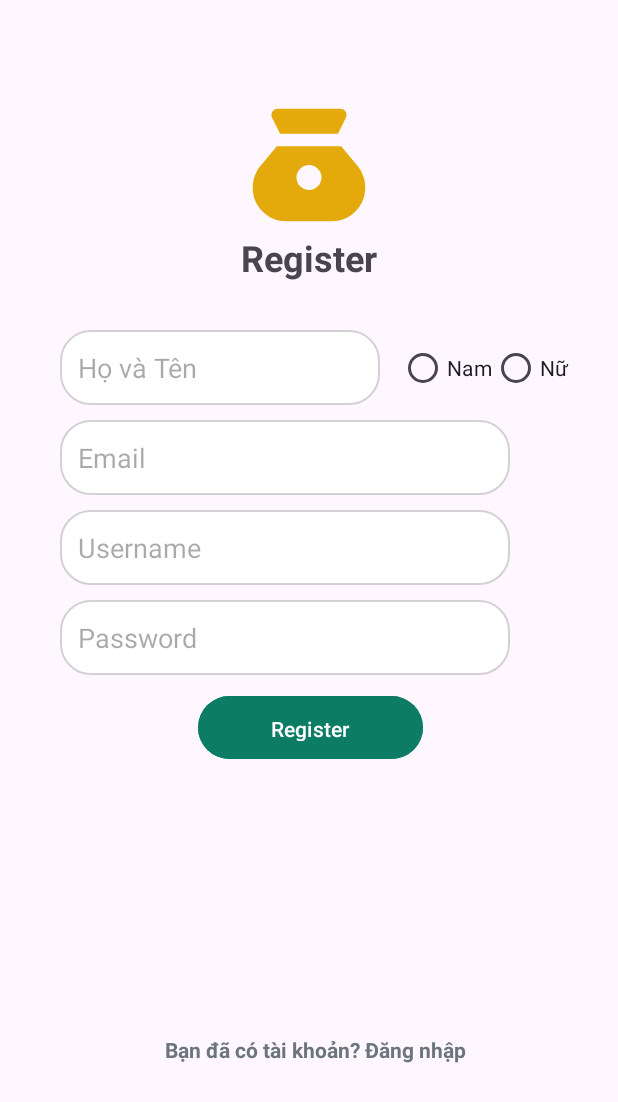
After one commit to nghieu19/My-Money, an Android app: the layout activity_register.xml on its own in the app's theme, with its tools: preview values and no code run, on a phone screen of 412 x 824 dp. The commit adds this screen. Shown: the top 1102 px of the screen. Run offline under Robolectric (Android 15) with nearby library versions, the phone set to English and light mode, and no system bars.

Commit message:
Thêm và chỉnh sửa màn hình Login, Register + cập nhật màu

```diff
--- /dev/null
+++ b/app/src/main/res/layout/activity_register.xml
@@ -0,0 +1,141 @@
+<?xml version="1.0" encoding="utf-8"?>
+<androidx.constraintlayout.widget.ConstraintLayout xmlns:android="http://schemas.android.com/apk/res/android"
+    xmlns:tools="http://schemas.android.com/tools"
+    android:layout_width="match_parent"
+    android:layout_height="match_parent"
+    xmlns:app="http://schemas.android.com/apk/res-auto"
+    android:fillViewport="true"
+    android:padding="20dp">
+
+
+    <!-- Giới tính -->
+
+    <ImageView
+        android:id="@+id/imgLogo"
+        android:layout_width="100dp"
+        android:layout_height="100dp"
+        android:contentDescription="Logo"
+        android:src="@drawable/ic_money_bag"
+        app:layout_constraintTop_toTopOf="parent"
+        app:layout_constraintStart_toStartOf="parent"
+        app:layout_constraintEnd_toEndOf="parent"
+        android:layout_marginTop="40dp" />
+
+    <TextView
+        android:id="@+id/txtTitle"
+        android:layout_width="wrap_content"
+        android:layout_height="wrap_content"
+        android:text="Register"
+        android:textSize="24sp"
+        android:textStyle="bold"
+        app:layout_constraintTop_toTopOf="parent"
+        app:layout_constraintStart_toStartOf="parent"
+        app:layout_constraintEnd_toEndOf="parent"
+        android:layout_marginTop="135dp"/>
+
+    <EditText
+        android:id="@+id/etFullName"
+        android:layout_width="213dp"
+        android:layout_height="50dp"
+        android:background="@drawable/search_background"
+        android:hint="Họ và Tên"
+        android:padding="12dp"
+        app:layout_constraintTop_toTopOf="parent"
+        app:layout_constraintStart_toStartOf="parent"
+        android:layout_marginTop="200dp"
+        android:layout_marginLeft="20dp"/>
+
+    <EditText
+        android:id="@+id/etEmail"
+        android:layout_width="300dp"
+        android:layout_height="50dp"
+        android:background="@drawable/search_background"
+        android:hint="Email"
+        android:inputType="textEmailAddress"
+        android:padding="12dp"
+        app:layout_constraintTop_toTopOf="parent"
+        app:layout_constraintStart_toStartOf="parent"
+        android:layout_marginTop="260dp"
+        android:layout_marginLeft="20dp"/> />
+
+
+    <EditText
+        android:id="@+id/etUsername"
+        android:layout_width="300dp"
+        android:layout_height="50dp"
+        android:background="@drawable/search_background"
+        android:hint="Username"
+        android:inputType="text"
+        android:padding="12dp"
+        app:layout_constraintTop_toTopOf="parent"
+        app:layout_constraintStart_toStartOf="parent"
+        android:layout_marginTop="320dp"
+        android:layout_marginLeft="20dp"/> />
+
+    <EditText
+        android:id="@+id/etPassword"
+        android:layout_width="300dp"
+        android:layout_height="50dp"
+        android:background="@drawable/search_background"
+        android:hint="Password"
+        android:inputType="textPassword"
+        android:padding="12dp"
+        app:layout_constraintTop_toTopOf="parent"
+        app:layout_constraintStart_toStartOf="parent"
+        android:layout_marginTop="380dp"
+        android:layout_marginLeft="20dp"/>/>
+
+    <Button
+        android:id="@+id/btnRegister"
+        android:layout_width="150dp"
+        android:layout_height="50dp"
+        android:backgroundTint="@color/primary_green"
+        android:padding="12dp"
+        android:text="Register"
+        android:textColor="@android:color/white"
+        app:layout_constraintTop_toTopOf="parent"
+        app:layout_constraintEnd_toEndOf="parent"
+        app:layout_constraintStart_toStartOf="parent"
+        android:layout_marginTop="440dp"
+        android:layout_marginLeft="2dp"/> />
+
+    <RadioGroup
+        android:id="@+id/rgGender"
+        android:layout_width="wrap_content"
+        android:layout_height="wrap_content"
+        android:orientation="horizontal"
+        app:layout_constraintTop_toTopOf="@+id/etFullName"
+        app:layout_constraintBottom_toBottomOf="@+id/etFullName"
+        app:layout_constraintStart_toEndOf="@+id/etFullName"
+        app:layout_constraintEnd_toEndOf="parent">
+
+        <RadioButton
+            android:id="@+id/rbMale"
+            android:layout_width="wrap_content"
+            android:layout_height="wrap_content"
+            android:text="Nam" />
+
+        <RadioButton
+            android:id="@+id/rbFemale"
+            android:layout_width="wrap_content"
+            android:layout_height="wrap_content"
+            android:text="Nữ" />
+    </RadioGroup>
+
+
+    <TextView
+        android:id="@+id/tvLoginLink"
+        android:layout_width="wrap_content"
+        android:layout_height="wrap_content"
+        android:clickable="true"
+        android:focusable="true"
+        android:text="Bạn đã có tài khoản? Đăng nhập"
+        android:textColor="@color/text_secondary"
+        android:textStyle="bold"
+        app:layout_constraintTop_toTopOf="parent"
+        app:layout_constraintStart_toStartOf="parent"
+        android:layout_marginTop="670dp"
+        android:layout_marginLeft="90dp"/> />
+
+
+</androidx.constraintlayout.widget.ConstraintLayout>
--- a/app/src/main/res/values/colors.xml
+++ b/app/src/main/res/values/colors.xml
@@ -2,11 +2,13 @@
 <resources>
     <color name="black">#FF000000</color>
     <color name="white">#FFFFFFFF</color>
+    <color name="yellow">#FFFF00</color>
 
     <!-- Main theme colors -->
     <color name="background">#f8f9fa</color>
     <color name="text_primary">#212529</color>
     <color name="text_secondary">#6c757d</color>
+
 
     <!-- App specific colors -->
     <color name="primary_green">#0c7c65</color>
@@ -14,6 +16,7 @@
     <color name="green_income">#00ce0e</color>
     <color name="gray_text">#666666</color>
     <color name="light_gray">#f5f5f5</color>
+    <color name="green">#008080</color>
 
     <!-- Chart colors -->
     <color name="chart_red">#ff4444</color>
```
Also changed, not shown: app/src/main/res/layout/activity_login.xml (added, +111 -0 lines).
